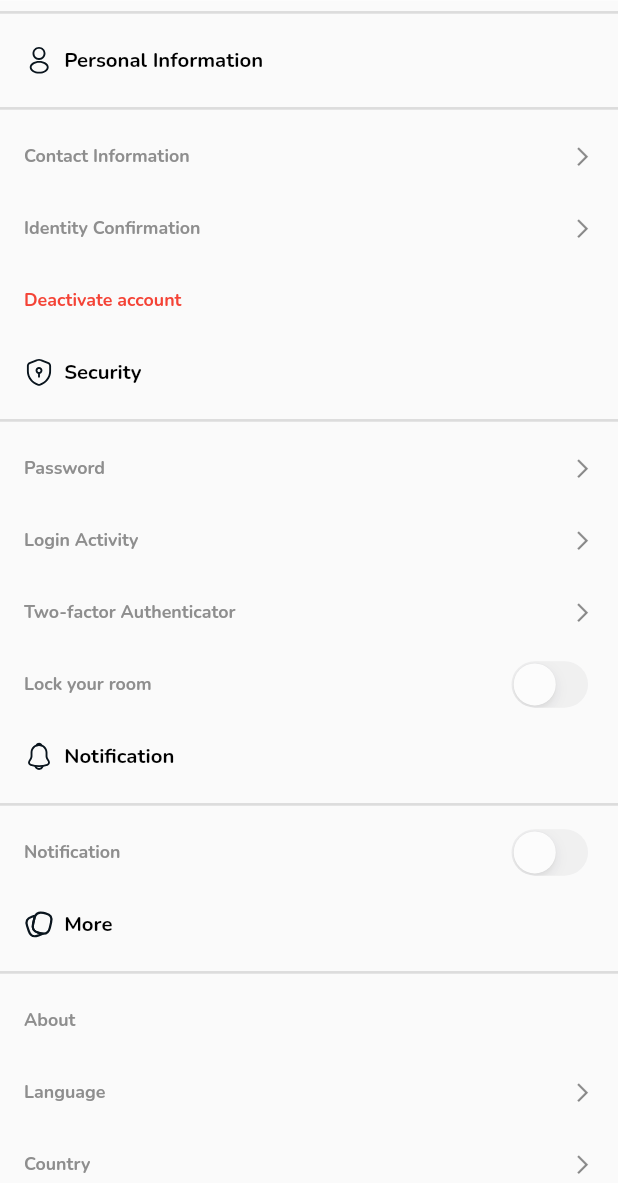
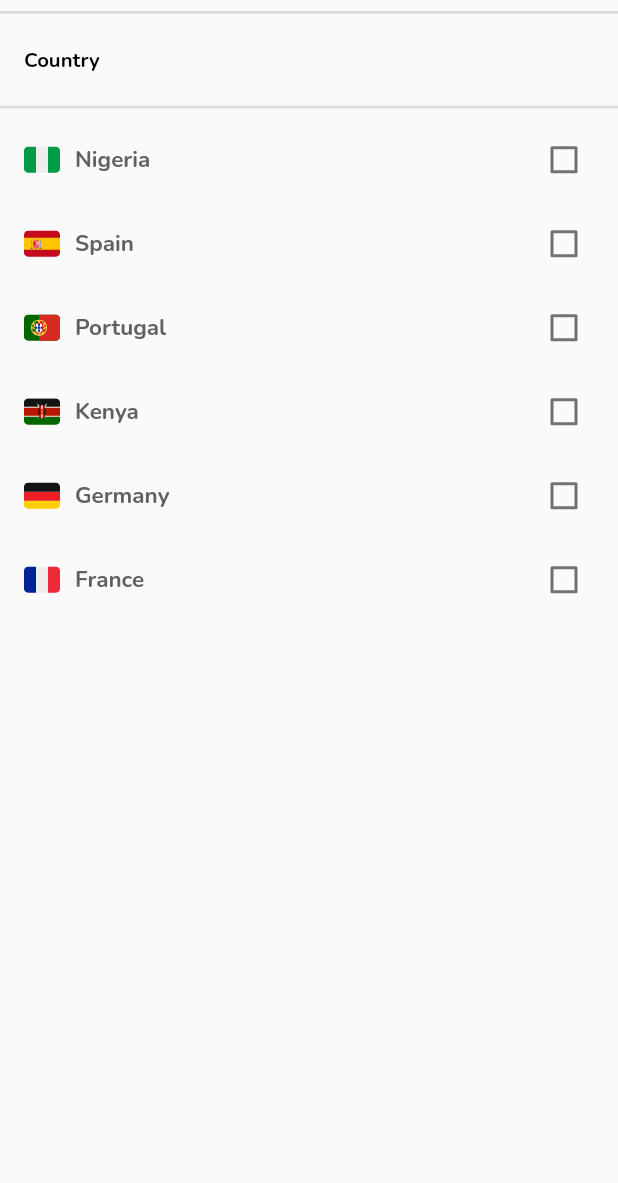
Before and after one commit to MaxTrent/chatbeeper-mobile, a Flutter app: the SettingsPage screen opened by its route, after a tap on "Country", on a phone screen of 412 x 824 dp, the part 53-1236 px from its top. Run offline on Flutter 3.47's test engine with Material 2 defaults, Android fonts, the phone set to English and light mode, and no system bars; our stand-ins replace carousel_slider, country_code_picker, datetime_picker_formfield, dotted_border, expandable, flutter_iconly and 8 more; project files that could hold a hidden picture were left out.

Commit message:
updating settings

```diff
--- /dev/null
+++ b/lib/Screens/colllection/country.dart
@@ -0,0 +1,150 @@
+import 'package:flutter/src/foundation/key.dart';
+import 'package:flutter/src/widgets/framework.dart';
+import 'package:flutter/material.dart';
+import 'package:flutter_screenutil/flutter_screenutil.dart';
+import 'package:flutter_svg/flutter_svg.dart';
+
+class Country extends StatefulWidget {
+  const Country({Key? key}) : super(key: key);
+  static const String id = 'country';
+
+  @override
+  State<Country> createState() => _CountryState();
+}
+
+class _CountryState extends State<Country> {
+  @override
+  Widget build(BuildContext context) {
+    ScreenUtil.init(
+      context,
+      designSize: Size(485, 926),
+    );
+    var brightness = MediaQuery.of(context).platformBrightness;
+    bool darkModeOn = brightness == Brightness.dark;
+    bool? _isChecked = false;
+
+    String _currText = ' ';
+
+    return Scaffold(
+      backgroundColor: Theme.of(context).scaffoldBackgroundColor,
+      appBar: AppBar(
+        toolbarHeight: 40.h,
+        centerTitle: true,
+        elevation: 0,
+        leading: IconButton(
+          icon: Icon(
+            Icons.arrow_back_ios,
+            color: darkModeOn == true ? Colors.white : Colors.black,
+          ),
+          onPressed: () {
+            Navigator.pop(context);
+          },
+        ),
+        title: Text('Settings',
+            style: Theme.of(context)
+                .primaryTextTheme
+                .headline4!
+                .copyWith(fontSize: 16.sp)),
+      ),
+      body: Column(
+        children: [
+          Divider(
+            thickness: 2.h,
+          ),
+          ListTile(
+            dense: true,
+            title: Text(
+              'Country',
+              style: Theme.of(context)
+                  .primaryTextTheme
+                  .headline4!
+                  .copyWith(fontSize: 16.sp),
+            ),
+          ),
+          Divider(
+            height: 16.h,
+            thickness: 2.h,
+          ),
+          SingleChildScrollView(
+            child: Column(
+              children: [
+                CheckboxListTile(
+                    title: Row(
+                      children: [
+                        SvgPicture.asset('images/twemoji_flag-nigeria.svg'),
+                        Padding(
+                          padding: EdgeInsets.only(left: 10.0),
+                          child: Text('Nigeria'),
+                        ),
+                      ],
+                    ),
+                    value: false,
+                    onChanged: (_) {}),
+                CheckboxListTile(
+                    title: Row(
+                      children: [
+                        SvgPicture.asset('images/twemoji_flag-spain.svg'),
+                        Padding(
+                          padding: EdgeInsets.only(left: 10.0),
+                          child: Text('Spain'),
+                        ),
+                      ],
+                    ),
+                    value: false,
+                    onChanged: (_) {}),
+                CheckboxListTile(
+                    title: Row(
+                      children: [
+                        SvgPicture.asset('images/twemoji_flag-portugal.svg'),
+                        Padding(
+                          padding: EdgeInsets.only(left: 10.0),
+                          child: Text('Portugal'),
+                        ),
+                      ],
+                    ),
+                    value: false,
+                    onChanged: (_) {}),
+                CheckboxListTile(
+                    title: Row(
+                      children: [
+                        SvgPicture.asset('images/twemoji_flag-kenya.svg'),
+                        Padding(
+                          padding: EdgeInsets.only(left: 10.0),
+                          child: Text('Kenya'),
+                        ),
+                      ],
+                    ),
+                    value: false,
+                    onChanged: (_) {}),
+                CheckboxListTile(
+                    title: Row(
+                      children: [
+                        SvgPicture.asset('images/twemoji_flag-germany.svg'),
+                        Padding(
+                          padding: EdgeInsets.only(left: 10.0),
+                          child: Text('Germany'),
+                        ),
+                      ],
+                    ),
+                    value: false,
+                    onChanged: (_) {}),
+                CheckboxListTile(
+                    title: Row(
+                      children: [
+                        SvgPicture.asset('images/twemoji_flag-france.svg'),
+                        Padding(
+                          padding: EdgeInsets.only(left: 10.0),
+                          child: Text('France'),
+                        ),
+                      ],
+                    ),
+                    value: false,
+                    onChanged: (_) {}),
+              ],
+            ),
+          )
+        ],
+      ),
+    );
+  }
+}
--- a/lib/Screens/colllection/settings_page.dart
+++ b/lib/Screens/colllection/settings_page.dart
@@ -1,3 +1,4 @@
+import 'package:chat_beeper/Screens/colllection/language.dart';
 import 'package:chat_beeper/Screens/colllection/login_activity.dart';
 // import 'package:chat_beeper/Screens/colllection/password.dart';
 import 'package:chat_beeper/Screens/colllection/password_change.dart';
@@ -9,6 +10,7 @@ import 'package:flutter_svg/flutter_svg.dart';
 import 'package:flutter_screenutil/flutter_screenutil.dart';
 
 import 'contact_info.dart';
+import 'country.dart';
 import 'deactivate_account.dart';
 import 'identity_confirmation.dart';
 
@@ -289,7 +291,8 @@ class _SettingsPageState extends State<SettingsPage> {
                 Icons.arrow_forward_ios,
                 size: 17.h,
               ),
-              onTap: () {},
+              onTap: () => Navigator.push(
+                  context, MaterialPageRoute(builder: (context) => Language())),
             ),
             ListTile(
               dense: true,
@@ -304,7 +307,8 @@ class _SettingsPageState extends State<SettingsPage> {
                 Icons.arrow_forward_ios,
                 size: 17.h,
               ),
-              onTap: () {},
+              onTap: () => Navigator.push(
+                  context, MaterialPageRoute(builder: (context) => Country())),
             ),
             ListTile(
                 dense: true,
```
Also changed, not shown: lib/Screens/colllection/language.dart (added, +137 -0 lines), lib/Screens/colllection/login_activity.dart (+43 -6 lines), lib/Screens/colllection/two_fact_auth.dart (+1 -8 lines), images/location2.svg (added), images/twemoji_flag-france.svg (added), images/twemoji_flag-germany.svg (added), images/twemoji_flag-kenya.svg (added), images/twemoji_flag-nigeria.svg (added), images/twemoji_flag-portugal.svg (added), images/twemoji_flag-spain.svg (added).
